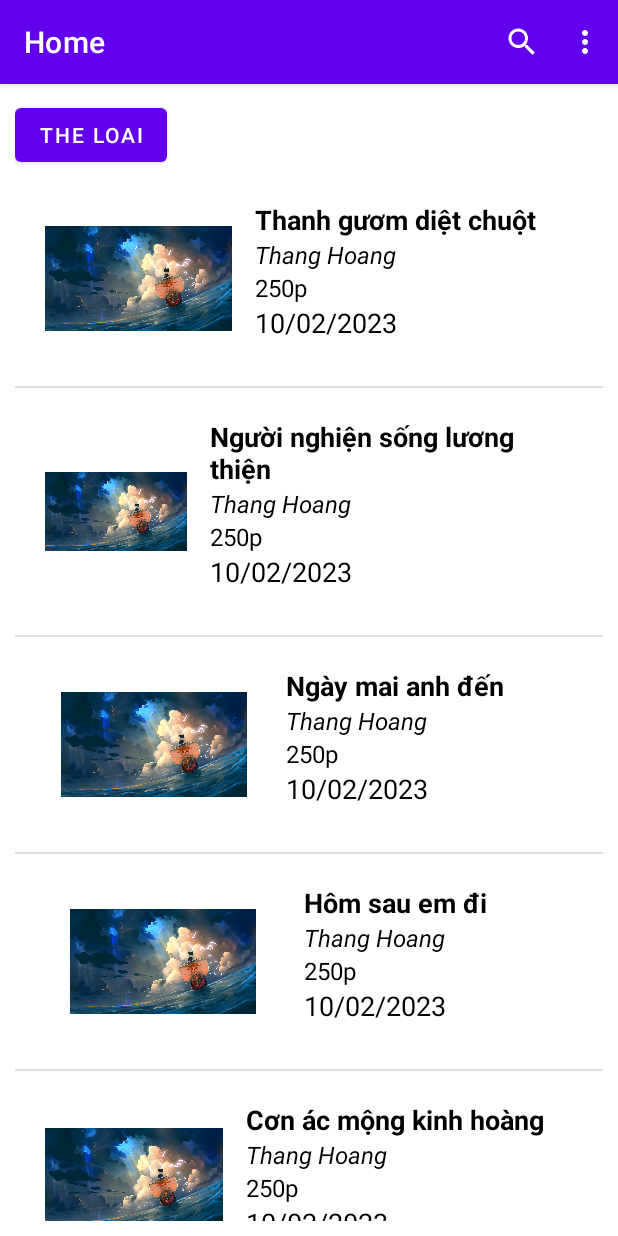
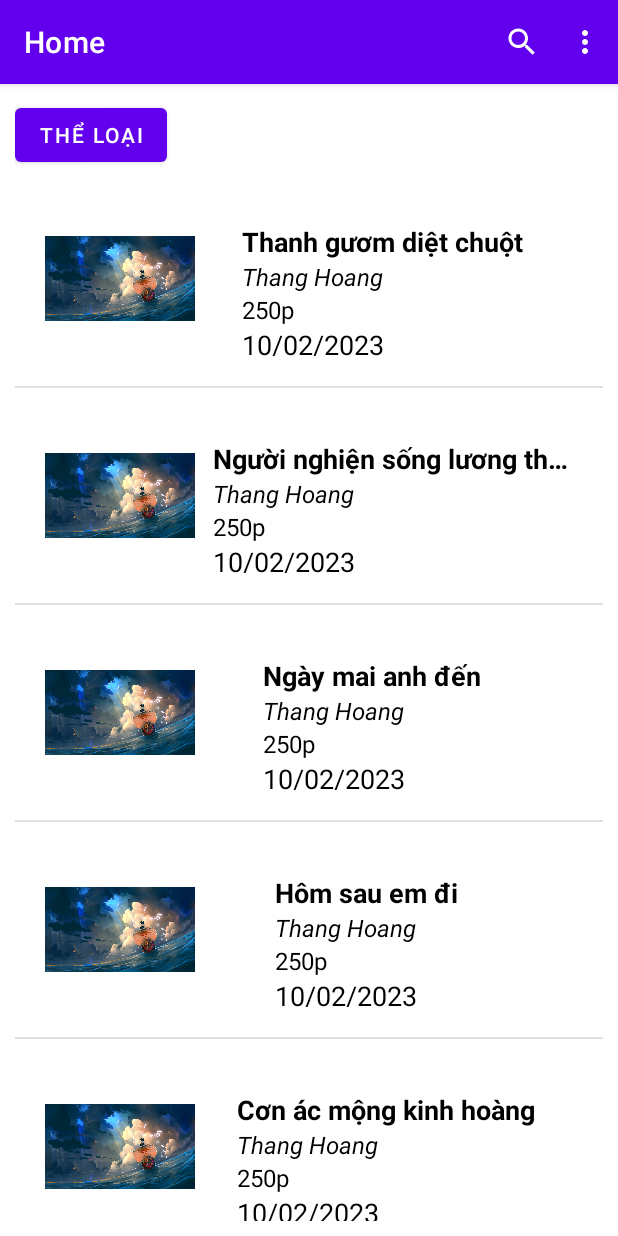
Before and after one commit to ThangHNT/BTL_android, an Android app: the screen it shows after launch (MainActivity), on a phone screen of 412 x 824 dp. Run offline under Robolectric (Android 15) with nearby library versions, the phone set to English and light mode, and no system bars.

Commit message:
ud film_item_layout

```diff
--- a/app/src/main/AndroidManifest.xml
+++ b/app/src/main/AndroidManifest.xml
@@ -36,7 +36,8 @@
         </activity>
         <activity
             android:name=".FilmDetail"
-            android:exported="true">
+            android:exported="true"
+            android:parentActivityName=".MainActivity">
             <meta-data
                 android:name="android.app.lib_name"
                 android:value="" />
--- a/app/src/main/java/com/example/myapplication/FilmDetail.java
+++ b/app/src/main/java/com/example/myapplication/FilmDetail.java
@@ -6,6 +6,7 @@ import android.view.View;
 import android.widget.Button;
 
 import androidx.annotation.Nullable;
+import androidx.appcompat.app.ActionBar;
 import androidx.appcompat.app.AppCompatActivity;
 
 public class FilmDetail extends AppCompatActivity {
@@ -14,6 +15,8 @@ public class FilmDetail extends AppCompatActivity {
     protected void onCreate(@Nullable Bundle savedInstanceState) {
         super.onCreate(savedInstanceState);
         setContentView(R.layout.film_detail_layout);
+        ActionBar actionBar = getSupportActionBar();
+        actionBar.setTitle("Detail Of Film");
         String nameOfFilm = getIntent().getStringExtra("name");
         watchMovieBtn = findViewById(R.id.watchMovieBtn);
         watchMovieBtn.setOnClickListener(new View.OnClickListener() {
--- a/app/src/main/res/layout/activity_main.xml
+++ b/app/src/main/res/layout/activity_main.xml
@@ -7,7 +7,7 @@
     android:layout_height="match_parent">
     <Button
         android:id="@+id/categoryBtn"
-        android:text="The loai"
+        android:text="Thể Loại"
         android:layout_width="wrap_content"
         android:layout_height="wrap_content"/>
     <ListView
--- a/app/src/main/res/layout/film_item_layout.xml
+++ b/app/src/main/res/layout/film_item_layout.xml
@@ -5,33 +5,41 @@ android:padding="20dp"
 android:layout_width="match_parent"
 android:layout_height="match_parent">
     <LinearLayout
-        android:weightSum="2"
+        android:weightSum="3"
         android:gravity="center"
         android:orientation="horizontal"
         android:layout_width="match_parent"
         android:layout_height="wrap_content">
-        <ImageView
-            android:id="@+id/filmAvatar"
-            android:layout_marginRight="15dp"
-            android:layout_weight="1"
-            android:src="@drawable/one_piece"
-            android:layout_width="100dp"
-            android:layout_height="70dp"/>
         <LinearLayout
             android:layout_weight="1"
+            android:minWidth="100dp"
+            android:minHeight="70dp"
+            android:layout_width="wrap_content"
+            android:layout_height="wrap_content">
+            <ImageView
+                android:id="@+id/filmAvatar"
+                android:layout_marginRight="15dp"
+                android:src="@drawable/one_piece"
+                android:layout_width="100dp"
+                android:layout_height="70dp"/>
+        </LinearLayout>
+        <LinearLayout
+            android:layout_weight="2"
             android:orientation="vertical"
-            android:layout_gravity="center_horizontal"
             android:layout_marginTop="10dp"
             android:layout_width="wrap_content"
             android:layout_height="wrap_content">
             <TextView
                 android:id="@+id/filmName"
-                android:text="Ngay mai anh se den"
+                android:maxLines="1"
+                android:ellipsize="end"
+                android:text="Nguoi nghien song luong thien"
                 android:textColor="#000"
                 android:textStyle="bold"
                 android:textSize="18sp"
                 android:layout_width="match_parent"
-                android:layout_height="wrap_content"/>
+                android:layout_height="wrap_content"
+                android:singleLine="true" />
             <TextView
                 android:id="@+id/filmDirector"
                 android:text="Thang Hoang"
@@ -57,6 +65,5 @@ android:layout_height="match_parent">
                 android:layout_width="match_parent"
                 android:layout_height="wrap_content"/>
         </LinearLayout>
-
     </LinearLayout>
 </LinearLayout>
```
